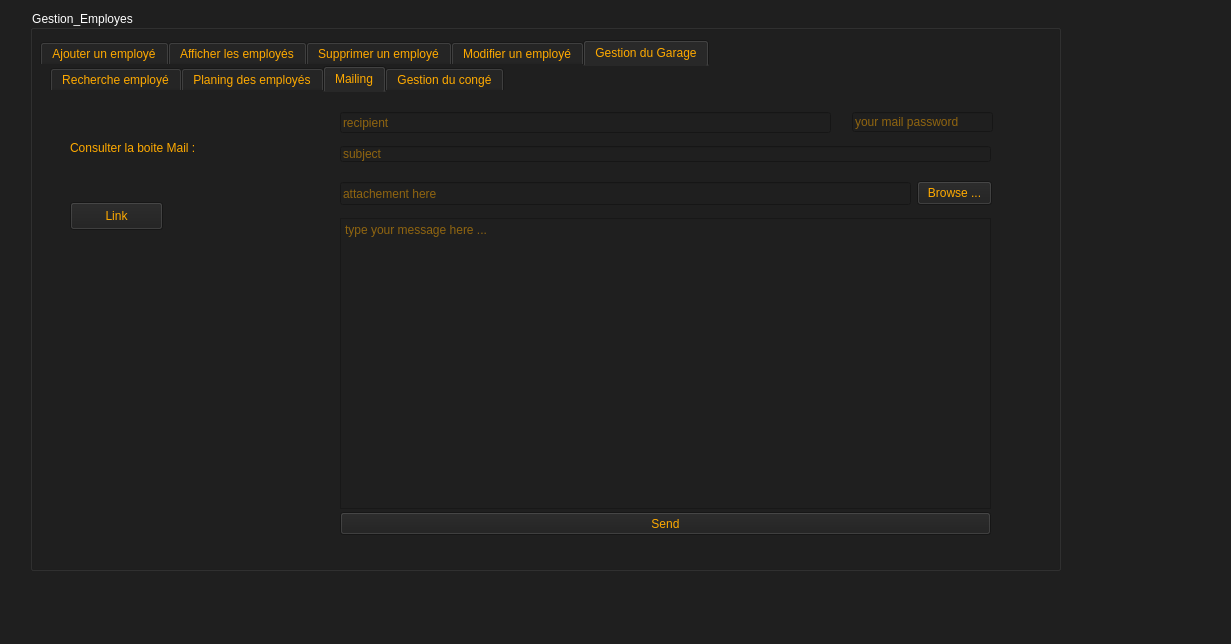
Before: the Qt Designer form mainwindow.ui in salimrabbaoui/Smart_garage_2A24, drawn with Qt 5.
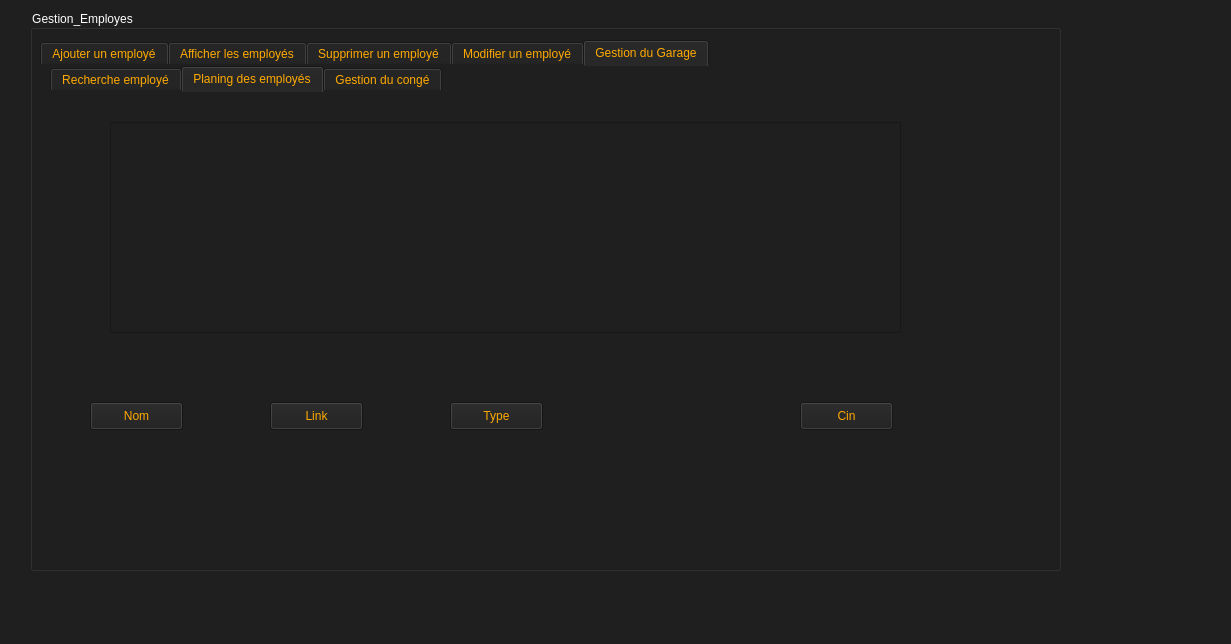
After: the same form once the commit is applied. The open tabs and pages were chosen to show the change.

```diff
--- a/mainwindow.ui
+++ b/mainwindow.ui
@@ -514,16 +514,11 @@
           <string>Cin</string>
          </property>
         </widget>
-       </widget>
-       <widget class="QWidget" name="tab_13">
-        <attribute name="title">
-         <string>Mailing</string>
-        </attribute>
         <widget class="QPushButton" name="pushButton">
          <property name="geometry">
           <rect>
-           <x>20</x>
-           <y>110</y>
+           <x>220</x>
+           <y>310</y>
            <width>93</width>
            <height>28</height>
           </rect>
@@ -532,113 +527,6 @@
           <string>Link</string>
          </property>
         </widget>
-        <widget class="QLabel" name="label_23">
-         <property name="geometry">
-          <rect>
-           <x>20</x>
-           <y>20</y>
-           <width>251</width>
-           <height>71</height>
-          </rect>
-         </property>
-         <property name="text">
-          <string>Consulter la boite Mail :</string>
-         </property>
-        </widget>
-        <widget class="QLineEdit" name="mail_pass">
-         <property name="geometry">
-          <rect>
-           <x>802</x>
-           <y>20</y>
-           <width>141</width>
-           <height>20</height>
-          </rect>
-         </property>
-         <property name="echoMode">
-          <enum>QLineEdit::Password</enum>
-         </property>
-         <property name="placeholderText">
-          <string>your mail password</string>
-         </property>
-        </widget>
-        <widget class="QTextEdit" name="msg">
-         <property name="geometry">
-          <rect>
-           <x>290</x>
-           <y>126</y>
-           <width>651</width>
-           <height>291</height>
-          </rect>
-         </property>
-         <property name="placeholderText">
-          <string>type your message here ...</string>
-         </property>
-        </widget>
-        <widget class="QLineEdit" name="rcpt">
-         <property name="geometry">
-          <rect>
-           <x>290</x>
-           <y>20</y>
-           <width>491</width>
-           <height>21</height>
-          </rect>
-         </property>
-         <property name="placeholderText">
-          <string>recipient</string>
-         </property>
-        </widget>
-        <widget class="QPushButton" name="browseBtn">
-         <property name="geometry">
-          <rect>
-           <x>867</x>
-           <y>89</y>
-           <width>75</width>
-           <height>24</height>
-          </rect>
-         </property>
-         <property name="text">
-          <string>Browse ...</string>
-         </property>
-        </widget>
-        <widget class="QLineEdit" name="file">
-         <property name="geometry">
-          <rect>
-           <x>290</x>
-           <y>90</y>
-           <width>571</width>
-           <height>23</height>
-          </rect>
-         </property>
-         <property name="placeholderText">
-          <string>attachement here</string>
-         </property>
-        </widget>
-        <widget class="QLineEdit" name="subject">
-         <property name="geometry">
-          <rect>
-           <x>290</x>
-           <y>54</y>
-           <width>651</width>
-           <height>16</height>
-          </rect>
-         </property>
-         <property name="placeholderText">
-          <string>subject</string>
-         </property>
-        </widget>
-        <widget class="QPushButton" name="sendBtn">
-         <property name="geometry">
-          <rect>
-           <x>290</x>
-           <y>420</y>
-           <width>651</width>
-           <height>23</height>
-          </rect>
-         </property>
-         <property name="text">
-          <string>Send</string>
-         </property>
-        </widget>
        </widget>
        <widget class="QWidget" name="tab_6">
         <attribute name="title">
```
Left out of the diff: 4 changed lines with no effect on the pictures.
